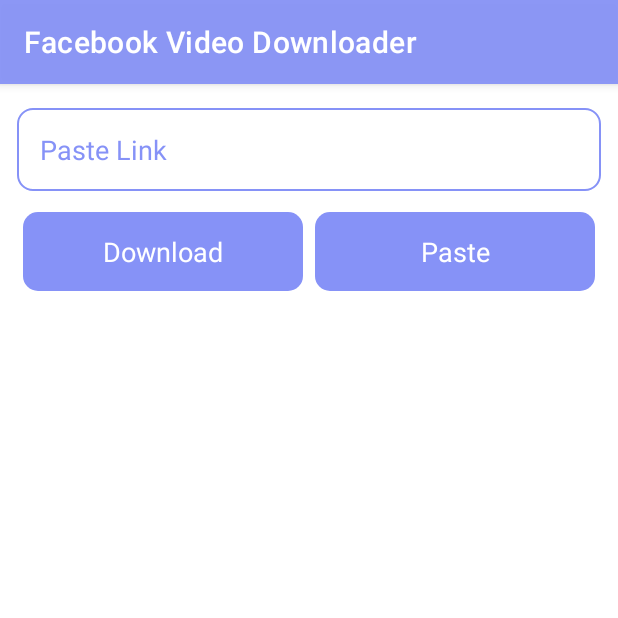
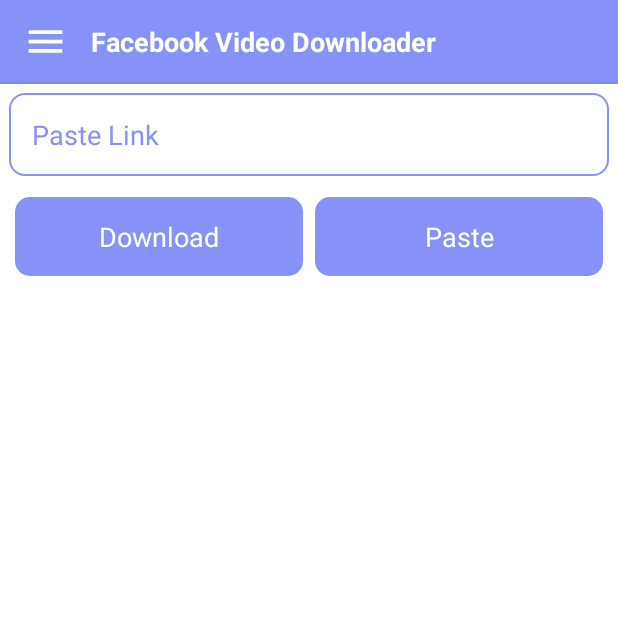
Before and after one commit to partharoypc/Facebook_Video_Downloader, an Android app: the screen it shows after launch (MainActivity), on a phone screen of 412 x 824 dp, the top half of it. Run offline under Robolectric (Android 15) with nearby library versions, the phone set to English and light mode, and no system bars; libraries missing offline, so code that uses them is left out: com.karumi.dexter, io.paperdb; 3 statements that could not run were skipped.

Commit message:
navigation drawer complete

```diff
--- a/app/src/main/java/com/sikderithub/facebookvideodownloader/VideoProcessingService.java
+++ b/app/src/main/java/com/sikderithub/facebookvideodownloader/VideoProcessingService.java
@@ -64,7 +64,6 @@
 
     @Override
     public int onStartCommand(Intent intent, int flags, int startId) {
-        Toast.makeText(this, "Service is starting", Toast.LENGTH_LONG).show();
         return START_STICKY;
     }
 
--- a/app/src/main/java/com/sikderithub/facebookvideodownloader/activities/MainActivity.java
+++ b/app/src/main/java/com/sikderithub/facebookvideodownloader/activities/MainActivity.java
@@ -6,6 +6,11 @@
 
 import static com.sikderithub.facebookvideodownloader.utils.Utils.startDownload;
 
+import androidx.annotation.NonNull;
+import androidx.appcompat.app.ActionBarDrawerToggle;
+import androidx.core.view.GravityCompat;
+import androidx.drawerlayout.widget.DrawerLayout;
+import androidx.navigation.Navigation;
 import androidx.recyclerview.widget.LinearLayoutManager;
 import androidx.recyclerview.widget.RecyclerView;
 
@@ -18,11 +23,14 @@
 import android.os.Bundle;
 import android.util.Log;
 import android.util.Patterns;
+import android.view.MenuItem;
 import android.view.View;
 import android.widget.EditText;
+import android.widget.ImageView;
 import android.widget.TextView;
 import android.widget.Toast;
 
+import com.google.android.material.navigation.NavigationView;
 import com.karumi.dexter.Dexter;
 import com.karumi.dexter.MultiplePermissionsReport;
 import com.karumi.dexter.PermissionToken;
@@ -51,7 +59,12 @@
     private EditText txtLink;
     private TextView btnDownloaded, btnPest;
     private RecyclerView downloadList;
+    private ImageView imageMenu;
     private static ListAdapter adapter;
+
+    private DrawerLayout drawerLayout;
+    private NavigationView navigationView;
+    public ActionBarDrawerToggle actionBarDrawerToggle;
 
     private ClipboardManager clipBoard;
     private MainActivity activity;
@@ -72,6 +85,17 @@
         btnDownloaded = findViewById(R.id.btn_download);
         btnPest = findViewById(R.id.btn_paste);
         downloadList = findViewById(R.id.rv_download_list);
+
+
+        // Navagation Drawar------------------------------
+        drawerLayout = findViewById(R.id.drawer_layout);
+        navigationView = findViewById(R.id.nav_View);
+        imageMenu = findViewById(R.id.imageMenu);
+        actionBarDrawerToggle = new ActionBarDrawerToggle(this, drawerLayout,
+                R.string.nav_open, R.string.nav_close);
+        drawerLayout.addDrawerListener(actionBarDrawerToggle);
+        actionBarDrawerToggle.syncState();
+
 
         downloadList.setLayoutManager(new LinearLayoutManager(this));
         //Item click listener for download list
@@ -96,12 +120,12 @@
 
                         Log.d(TAG, "onItemClickListener: " + location);
                         File file = new File(location);
-                        if (file.exists()){
+                        if (file.exists()) {
                             Uri uri = Uri.parse(location);
                             Intent intent = new Intent(Intent.ACTION_VIEW);
-                            intent.setDataAndType(uri, "*/*");
+                            intent.setDataAndType(uri, "video/*");
                             startActivity(intent);
-                        }else{
+                        } else {
                             Toast.makeText(getApplicationContext(), "File doesn't exists", Toast.LENGTH_LONG).show();
                             Log.d(TAG, "onItemClickListener: file " + file.getPath());
                         }
@@ -161,6 +185,14 @@
         pasteText();
     }
 
+    @Override
+    public boolean onOptionsItemSelected(@NonNull MenuItem item) {
+        if (actionBarDrawerToggle.onOptionsItemSelected(item)) {
+            return true;
+        }
+        return super.onOptionsItemSelected(item);
+
+    }
 
     /**
      * Initialize views and item click listerner
@@ -171,6 +203,47 @@
         btnPest.setOnClickListener(this);
 
         btnDownloaded.setOnClickListener(this);
+
+        navigationView.setNavigationItemSelectedListener(new NavigationView.OnNavigationItemSelectedListener() {
+            @Override
+            public boolean onNavigationItemSelected(@NonNull MenuItem item) {
+                Intent intent = new Intent(getApplicationContext(), WebViewActivity.class);
+                String address = "";
+                String title = "";
+
+                switch (item.getItemId()) {
+                    case R.id.nav_about_us:
+                        address = "www.youtube.com/";
+                        title = "About Us";
+                        break;
+                    case R.id.nav_t_c:
+                        address = "www.facebook.com";
+                        title = "Terms & Condition";
+                        break;
+                    case R.id.nav_contract_us:
+                        address = "";
+                        title = "Contract Us";
+                        break;
+                    case R.id.nav_privacy_policy:
+                        address = "";
+                        title = "Privacy Policy";
+                        break;
+                }
+
+                intent.putExtra(WebViewActivity.KEY_TITLE, title);
+                intent.putExtra(WebViewActivity.KEY_WEB_ADDRESS, address);
+                startActivity(intent);
+                return false;
+            }
+        });
+
+        imageMenu.setOnClickListener(new View.OnClickListener() {
+            @Override
+            public void onClick(View view) {
+                // Code Here
+                drawerLayout.openDrawer(GravityCompat.START);
+            }
+        });
     }
 
     /**
--- /dev/null
+++ b/app/src/main/res/drawable/ic_menu.xml
@@ -0,0 +1,5 @@
+<vector android:height="24dp" android:tint="#000000"
+    android:viewportHeight="24" android:viewportWidth="24"
+    android:width="24dp" xmlns:android="http://schemas.android.com/apk/res/android">
+    <path android:fillColor="@android:color/white" android:pathData="M3,18h18v-2L3,16v2zM3,13h18v-2L3,11v2zM3,6v2h18L21,6L3,6z"/>
+</vector>
--- a/app/src/main/res/layout/activity_main.xml
+++ b/app/src/main/res/layout/activity_main.xml
@@ -1,83 +1,61 @@
-<?xml version="1.0" encoding="utf-8"?>
-<LinearLayout xmlns:android="http://schemas.android.com/apk/res/android"
+<androidx.drawerlayout.widget.DrawerLayout xmlns:android="http://schemas.android.com/apk/res/android"
     xmlns:app="http://schemas.android.com/apk/res-auto"
     xmlns:tools="http://schemas.android.com/tools"
     android:layout_width="match_parent"
     android:layout_height="match_parent"
-    android:background="@color/white"
+    android:id="@+id/drawer_layout"
     tools:context=".activities.MainActivity">
 
     <RelativeLayout
-        android:id="@+id/RLEdittextLayout"
         android:layout_width="match_parent"
-        android:layout_height="match_parent"
-        android:layout_marginStart="5dp"
-        android:layout_marginTop="10dp"
-        android:layout_marginEnd="5dp"
-        android:elevation="3dp"
-        android:padding="6dp">
+        android:layout_height="match_parent">
+        <LinearLayout
+            android:id="@+id/appBar"
+            android:layout_width="match_parent"
+            android:layout_height="?actionBarSize"
+            android:background="@color/blue_200"
+            android:gravity="center_horizontal"
+            android:orientation="horizontal"
+            android:paddingStart="15dp"
+            android:paddingEnd="15dp"
+            android:visibility="visible">
 
-        <EditText
-            android:id="@+id/tv_past_link"
+            <ImageView
+                android:id="@+id/imageMenu"
+                android:layout_width="30dp"
+                android:layout_height="30dp"
+                android:layout_gravity="center"
+                android:src="@drawable/ic_menu"
+                app:tint="#FFFFFF" />
+
+            <TextView
+                android:id="@+id/textTitle"
+                android:layout_width="match_parent"
+                android:layout_height="wrap_content"
+                android:layout_gravity="center"
+                android:layout_marginLeft="15dp"
+                android:text="@string/app_name"
+                android:textColor="@color/white"
+                android:textSize="18sp"
+                android:textStyle="bold" />
+
+        </LinearLayout>
+        <include
+            layout="@layout/main_layout"
+            android:layout_below="@id/appBar"
             android:layout_width="match_parent"
-            android:layout_height="55dp"
-            android:background="@drawable/input_bg"
-            android:hint="Paste Link"
-            android:maxEms="50"
-            android:maxLines="1"
-            android:padding="15dp"
-            android:singleLine="true"
-            android:textColor="@color/blue_200"
-            android:textColorHint="@color/blue_200"
-            android:textSize="18sp" />
+            android:layout_height="match_parent" />
+
+    </RelativeLayout>
 
 
-        <LinearLayout
-            android:id="@+id/rl_download_layout"
-            android:layout_width="match_parent"
-            android:layout_height="wrap_content"
-            android:layout_below="@+id/tv_past_link"
-            android:layout_marginTop="10dp"
-            android:orientation="horizontal"
-            android:weightSum="2">
 
-            <TextView
-                android:id="@+id/btn_download"
-                android:layout_width="match_parent"
-                android:layout_height="wrap_content"
-                android:layout_margin="4dp"
-                android:layout_weight="1"
-                android:background="@drawable/button_bg"
-                android:gravity="center"
-                android:padding="14dp"
-                android:text="Download"
-                android:textAllCaps="false"
-                android:textColor="@color/white"
-                android:textSize="18sp" />
+    <com.google.android.material.navigation.NavigationView
+        android:id="@+id/nav_View"
+        android:layout_width="wrap_content"
+        android:layout_height="match_parent"
+        android:layout_gravity="start"
+        app:headerLayout="@layout/nav_header_main"
+        app:menu="@menu/activity_main_drawer" />
 
-            <TextView
-                android:id="@+id/btn_paste"
-                android:layout_width="match_parent"
-                android:layout_height="wrap_content"
-                android:layout_margin="4dp"
-                android:layout_weight="1"
-                android:background="@drawable/button_bg"
-                android:gravity="center"
-                android:padding="14dp"
-                android:text="Paste"
-                android:textAllCaps="false"
-                android:textColor="@color/white"
-                android:textSize="18sp" />
-
-        </LinearLayout>
-
-            <androidx.recyclerview.widget.RecyclerView
-                android:id="@+id/rv_download_list"
-                android:layout_width="match_parent"
-                android:layout_height="match_parent"
-                android:layout_marginTop="16dp"
-                android:layout_below="@id/rl_download_layout"
-                android:layout_marginBottom="24dp" />
-
-    </RelativeLayout>
-</LinearLayout>
+</androidx.drawerlayout.widget.DrawerLayout>
--- /dev/null
+++ b/app/src/main/res/layout/main_layout.xml
@@ -0,0 +1,77 @@
+<?xml version="1.0" encoding="utf-8"?>
+
+<RelativeLayout xmlns:android="http://schemas.android.com/apk/res/android"
+    android:id="@+id/RLEdittextLayout"
+    android:layout_width="match_parent"
+    android:layout_height="match_parent"
+    android:layout_marginStart="5dp"
+    android:layout_marginTop="10dp"
+    android:layout_marginEnd="5dp"
+    android:background="@color/white"
+    android:elevation="3dp"
+    android:padding="6dp">
+
+
+    <EditText
+        android:id="@+id/tv_past_link"
+        android:layout_width="match_parent"
+        android:layout_height="55dp"
+        android:background="@drawable/input_bg"
+        android:hint="Paste Link"
+        android:maxEms="50"
+        android:maxLines="1"
+        android:padding="15dp"
+        android:singleLine="true"
+        android:textColor="@color/blue_200"
+        android:textColorHint="@color/blue_200"
+        android:textSize="18sp" />
+
+
+    <LinearLayout
+        android:id="@+id/rl_download_layout"
+        android:layout_width="match_parent"
+        android:layout_height="wrap_content"
+        android:layout_below="@+id/tv_past_link"
+        android:layout_marginTop="10dp"
+        android:orientation="horizontal"
+        android:weightSum="2">
+
+        <TextView
+            android:id="@+id/btn_download"
+            android:layout_width="match_parent"
+            android:layout_height="wrap_content"
+            android:layout_margin="4dp"
+            android:layout_weight="1"
+            android:background="@drawable/button_bg"
+            android:gravity="center"
+            android:padding="14dp"
+            android:text="Download"
+            android:textAllCaps="false"
+            android:textColor="@color/white"
+            android:textSize="18sp" />
+
+        <TextView
+            android:id="@+id/btn_paste"
+            android:layout_width="match_parent"
+            android:layout_height="wrap_content"
+            android:layout_margin="4dp"
+            android:layout_weight="1"
+            android:background="@drawable/button_bg"
+            android:gravity="center"
+            android:padding="14dp"
+            android:text="Paste"
+            android:textAllCaps="false"
+            android:textColor="@color/white"
+            android:textSize="18sp" />
+
+    </LinearLayout>
+
+    <androidx.recyclerview.widget.RecyclerView
+        android:id="@+id/rv_download_list"
+        android:layout_width="match_parent"
+        android:layout_height="match_parent"
+        android:layout_below="@id/rl_download_layout"
+        android:layout_marginTop="16dp"
+        android:layout_marginBottom="24dp" />
+
+</RelativeLayout>
--- /dev/null
+++ b/app/src/main/res/menu/activity_main_drawer.xml
@@ -0,0 +1,22 @@
+<?xml version="1.0" encoding="utf-8"?>
+<menu xmlns:android="http://schemas.android.com/apk/res/android"
+    xmlns:tools="http://schemas.android.com/tools"
+    tools:showIn="navigation_view">
+
+    <group android:checkableBehavior="single">
+
+        <item
+            android:id="@+id/nav_t_c"
+            android:title="Terms and conditions" />
+        <item
+            android:id="@+id/nav_privacy_policy"
+            android:title="Privacy Policy"
+            />
+        <item
+            android:id="@+id/nav_about_us"
+            android:title="About us" />
+        <item
+            android:id="@+id/nav_contract_us"
+            android:title="Contract us" />
+    </group>
+</menu>
--- /dev/null
+++ b/app/src/main/res/values-land/dimens.xml
@@ -0,0 +1,3 @@
+<resources>
+      <dimen name="fab_margin">48dp</dimen>
+   </resources>
--- /dev/null
+++ b/app/src/main/res/values-w1240dp/dimens.xml
@@ -0,0 +1,3 @@
+<resources>
+      <dimen name="fab_margin">200dp</dimen>
+   </resources>
--- /dev/null
+++ b/app/src/main/res/values-w600dp/dimens.xml
@@ -0,0 +1,3 @@
+<resources>
+      <dimen name="fab_margin">48dp</dimen>
+   </resources>
--- a/app/src/main/res/values/themes.xml
+++ b/app/src/main/res/values/themes.xml
@@ -13,4 +13,25 @@
         <item name="android:statusBarColor">?attr/colorPrimaryVariant</item>
         <!-- Customize your theme here. -->
     </style>
+
+    <style name="Theme.MyApplication.NoActionBar">
+        <item name="windowActionBar">false</item>
+        <item name="windowNoTitle">true</item>
+    </style>
+
+    <style name="Theme.MyApplication" parent="Theme.MaterialComponents.DayNight.DarkActionBar">
+        <!-- Primary brand color. -->
+        <item name="colorPrimary">@color/blue_500</item>
+        <item name="colorPrimaryVariant">@color/blue_500</item>
+        <item name="colorOnPrimary">@color/white</item>
+        <!-- Secondary brand color. -->
+        <item name="colorSecondary">@color/teal_200</item>
+        <item name="colorSecondaryVariant">@color/teal_700</item>
+        <item name="colorOnSecondary">@color/black</item>
+        <!-- Status bar color. -->
+        <item name="android:statusBarColor">?attr/colorPrimaryVariant</item>
+        <!-- Customize your theme here. -->
+    </style>
+
+
 </resources>
```
Also changed, not shown: app/build.gradle (+7 -0 lines), app/src/main/AndroidManifest.xml (+10 -4 lines), app/src/main/java/com/sikderithub/facebookvideodownloader/activities/WebViewActivity.java (added, +57 -0 lines), app/src/main/res/layout/activity_web_view.xml (added, +25 -0 lines), app/src/main/res/layout/nav_header_main.xml (added, +45 -0 lines), app/src/main/res/values/dimens.xml (added, +8 -0 lines), app/src/main/res/values/strings.xml (+12 -0 lines).
